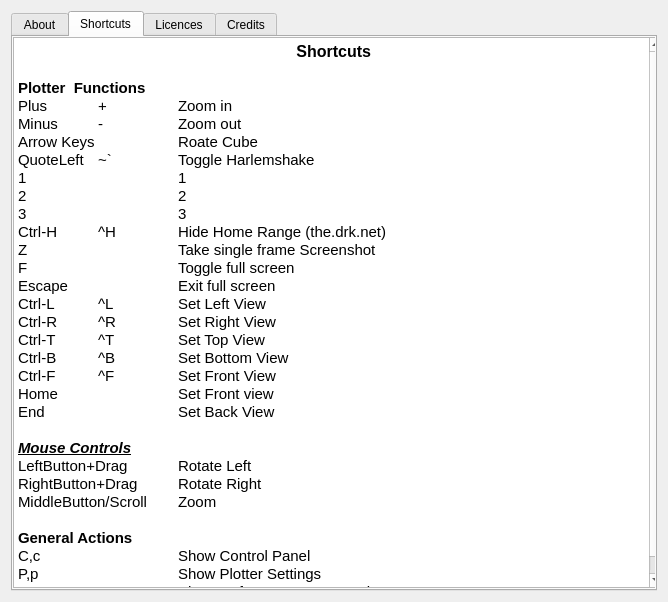
First picture: the form in src/aboutdialog.ui, repository yestinj/inetvis, before the edit.
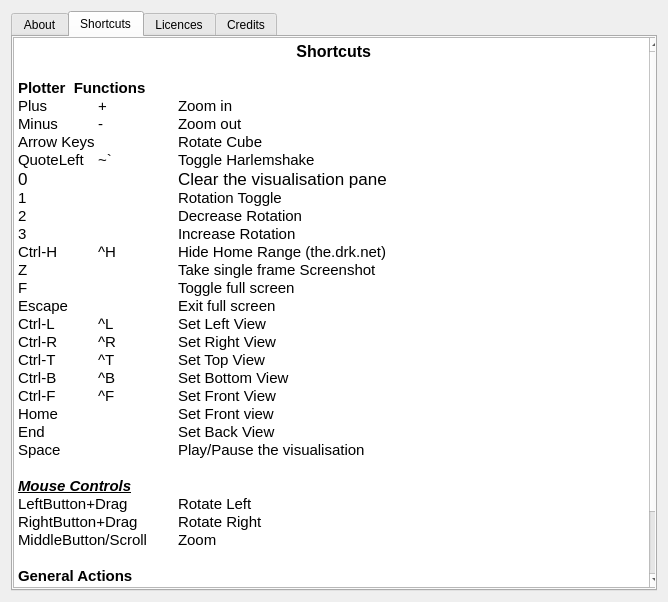
Second picture: the form after the edit. The open tabs and pages were chosen to show the change.

Commit message: Added new 'space' and '0' keyboard shortcuts to pause/play and reset the visualisation.

Patch:
```diff
--- a/src/aboutdialog.ui
+++ b/src/aboutdialog.ui
@@ -78,38 +78,41 @@
         <string>&lt;!DOCTYPE HTML PUBLIC &quot;-//W3C//DTD HTML 4.0//EN&quot; &quot;http://www.w3.org/TR/REC-html40/strict.dtd&quot;&gt;
 &lt;html&gt;&lt;head&gt;&lt;meta name=&quot;qrichtext&quot; content=&quot;1&quot; /&gt;&lt;style type=&quot;text/css&quot;&gt;
 p, li { white-space: pre-wrap; }
-&lt;/style&gt;&lt;/head&gt;&lt;body style=&quot; font-family:'Ubuntu'; font-size:11pt; font-weight:400; font-style:normal;&quot;&gt;
-&lt;p align=&quot;center&quot; style=&quot; margin-top:0px; margin-bottom:0px; margin-left:0px; margin-right:0px; -qt-block-indent:0; text-indent:0px;&quot;&gt;&lt;span style=&quot; font-size:12pt; font-weight:600;&quot;&gt; Shortcuts&lt;/span&gt;&lt;/p&gt;
-&lt;p style=&quot;-qt-paragraph-type:empty; margin-top:0px; margin-bottom:0px; margin-left:0px; margin-right:0px; -qt-block-indent:0; text-indent:0px;&quot;&gt;&lt;br /&gt;&lt;/p&gt;
-&lt;p style=&quot; margin-top:0px; margin-bottom:0px; margin-left:0px; margin-right:0px; -qt-block-indent:0; text-indent:0px;&quot;&gt;&lt;span style=&quot; font-weight:600;&quot;&gt;Plotter  Functions&lt;/span&gt;&lt;/p&gt;
-&lt;p style=&quot; margin-top:0px; margin-bottom:0px; margin-left:0px; margin-right:0px; -qt-block-indent:0; text-indent:0px;&quot;&gt;Plus	+	Zoom in&lt;/p&gt;
-&lt;p style=&quot; margin-top:0px; margin-bottom:0px; margin-left:0px; margin-right:0px; -qt-block-indent:0; text-indent:0px;&quot;&gt;Minus	-	Zoom out&lt;/p&gt;
-&lt;p style=&quot; margin-top:0px; margin-bottom:0px; margin-left:0px; margin-right:0px; -qt-block-indent:0; text-indent:0px;&quot;&gt;Arrow Keys		Roate Cube&lt;/p&gt;
-&lt;p style=&quot; margin-top:0px; margin-bottom:0px; margin-left:0px; margin-right:0px; -qt-block-indent:0; text-indent:0px;&quot;&gt;QuoteLeft	~`	Toggle Harlemshake&lt;/p&gt;
-&lt;p style=&quot; margin-top:0px; margin-bottom:0px; margin-left:0px; margin-right:0px; -qt-block-indent:0; text-indent:0px;&quot;&gt;1		1&lt;/p&gt;
-&lt;p style=&quot; margin-top:0px; margin-bottom:0px; margin-left:0px; margin-right:0px; -qt-block-indent:0; text-indent:0px;&quot;&gt;2		2&lt;/p&gt;
-&lt;p style=&quot; margin-top:0px; margin-bottom:0px; margin-left:0px; margin-right:0px; -qt-block-indent:0; text-indent:0px;&quot;&gt;3		3&lt;/p&gt;
-&lt;p style=&quot; margin-top:0px; margin-bottom:0px; margin-left:0px; margin-right:0px; -qt-block-indent:0; text-indent:0px;&quot;&gt;Ctrl-H	^H	Hide Home Range (the.drk.net)&lt;/p&gt;
-&lt;p style=&quot; margin-top:0px; margin-bottom:0px; margin-left:0px; margin-right:0px; -qt-block-indent:0; text-indent:0px;&quot;&gt;Z		Take single frame Screenshot&lt;/p&gt;
-&lt;p style=&quot; margin-top:0px; margin-bottom:0px; margin-left:0px; margin-right:0px; -qt-block-indent:0; text-indent:0px;&quot;&gt;F	 	Toggle full screen&lt;/p&gt;
-&lt;p style=&quot; margin-top:0px; margin-bottom:0px; margin-left:0px; margin-right:0px; -qt-block-indent:0; text-indent:0px;&quot;&gt;Escape		Exit full screen&lt;/p&gt;
-&lt;p style=&quot; margin-top:0px; margin-bottom:0px; margin-left:0px; margin-right:0px; -qt-block-indent:0; text-indent:0px;&quot;&gt;Ctrl-L	^L	Set Left View&lt;/p&gt;
-&lt;p style=&quot; margin-top:0px; margin-bottom:0px; margin-left:0px; margin-right:0px; -qt-block-indent:0; text-indent:0px;&quot;&gt;Ctrl-R	^R	Set Right View&lt;/p&gt;
-&lt;p style=&quot; margin-top:0px; margin-bottom:0px; margin-left:0px; margin-right:0px; -qt-block-indent:0; text-indent:0px;&quot;&gt;Ctrl-T	^T	Set Top View&lt;/p&gt;
-&lt;p style=&quot; margin-top:0px; margin-bottom:0px; margin-left:0px; margin-right:0px; -qt-block-indent:0; text-indent:0px;&quot;&gt;Ctrl-B	^B	Set Bottom View&lt;/p&gt;
-&lt;p style=&quot; margin-top:0px; margin-bottom:0px; margin-left:0px; margin-right:0px; -qt-block-indent:0; text-indent:0px;&quot;&gt;Ctrl-F	^F	Set Front View&lt;/p&gt;
-&lt;p style=&quot; margin-top:0px; margin-bottom:0px; margin-left:0px; margin-right:0px; -qt-block-indent:0; text-indent:0px;&quot;&gt;Home		Set Front view&lt;/p&gt;
-&lt;p style=&quot; margin-top:0px; margin-bottom:0px; margin-left:0px; margin-right:0px; -qt-block-indent:0; text-indent:0px;&quot;&gt;End		Set Back View&lt;/p&gt;
-&lt;p style=&quot;-qt-paragraph-type:empty; margin-top:0px; margin-bottom:0px; margin-left:0px; margin-right:0px; -qt-block-indent:0; text-indent:0px;&quot;&gt;&lt;br /&gt;&lt;/p&gt;
-&lt;p style=&quot; margin-top:0px; margin-bottom:0px; margin-left:0px; margin-right:0px; -qt-block-indent:0; text-indent:0px;&quot;&gt;&lt;span style=&quot; font-weight:600; font-style:italic; text-decoration: underline;&quot;&gt;Mouse Controls&lt;/span&gt;&lt;/p&gt;
-&lt;p style=&quot; margin-top:0px; margin-bottom:0px; margin-left:0px; margin-right:0px; -qt-block-indent:0; text-indent:0px;&quot;&gt;LeftButton+Drag	Rotate Left&lt;/p&gt;
-&lt;p style=&quot; margin-top:0px; margin-bottom:0px; margin-left:0px; margin-right:0px; -qt-block-indent:0; text-indent:0px;&quot;&gt;RightButton+Drag	Rotate Right&lt;/p&gt;
-&lt;p style=&quot; margin-top:0px; margin-bottom:0px; margin-left:0px; margin-right:0px; -qt-block-indent:0; text-indent:0px;&quot;&gt;MiddleButton/Scroll	Zoom	&lt;/p&gt;
-&lt;p style=&quot;-qt-paragraph-type:empty; margin-top:0px; margin-bottom:0px; margin-left:0px; margin-right:0px; -qt-block-indent:0; text-indent:0px;&quot;&gt;&lt;br /&gt;&lt;/p&gt;
-&lt;p style=&quot; margin-top:0px; margin-bottom:0px; margin-left:0px; margin-right:0px; -qt-block-indent:0; text-indent:0px;&quot;&gt;&lt;span style=&quot; font-weight:600;&quot;&gt;General Actions&lt;/span&gt;&lt;/p&gt;
-&lt;p style=&quot; margin-top:0px; margin-bottom:0px; margin-left:0px; margin-right:0px; -qt-block-indent:0; text-indent:0px;&quot;&gt;C,c		Show Control Panel&lt;/p&gt;
-&lt;p style=&quot; margin-top:0px; margin-bottom:0px; margin-left:0px; margin-right:0px; -qt-block-indent:0; text-indent:0px;&quot;&gt;P,p		Show Plotter Settings &lt;/p&gt;
-&lt;p style=&quot; margin-top:0px; margin-bottom:0px; margin-left:0px; margin-right:0px; -qt-block-indent:0; text-indent:0px;&quot;&gt;R,r		Show Reference Frame Settings&lt;/p&gt;&lt;/body&gt;&lt;/html&gt;</string>
+&lt;/style&gt;&lt;/head&gt;&lt;body style=&quot; font-family:'.SF NS Text'; font-size:13pt; font-weight:400; font-style:normal;&quot;&gt;
+&lt;p align=&quot;center&quot; style=&quot; margin-top:0px; margin-bottom:0px; margin-left:0px; margin-right:0px; -qt-block-indent:0; text-indent:0px;&quot;&gt;&lt;span style=&quot; font-family:'Ubuntu'; font-size:12pt; font-weight:600;&quot;&gt; Shortcuts&lt;/span&gt;&lt;/p&gt;
+&lt;p style=&quot;-qt-paragraph-type:empty; margin-top:0px; margin-bottom:0px; margin-left:0px; margin-right:0px; -qt-block-indent:0; text-indent:0px; font-family:'Ubuntu'; font-size:11pt;&quot;&gt;&lt;br /&gt;&lt;/p&gt;
+&lt;p style=&quot; margin-top:0px; margin-bottom:0px; margin-left:0px; margin-right:0px; -qt-block-indent:0; text-indent:0px;&quot;&gt;&lt;span style=&quot; font-family:'Ubuntu'; font-size:11pt; font-weight:600;&quot;&gt;Plotter  Functions&lt;/span&gt;&lt;/p&gt;
+&lt;p style=&quot; margin-top:0px; margin-bottom:0px; margin-left:0px; margin-right:0px; -qt-block-indent:0; text-indent:0px;&quot;&gt;&lt;span style=&quot; font-family:'Ubuntu'; font-size:11pt;&quot;&gt;Plus	+	Zoom in&lt;/span&gt;&lt;/p&gt;
+&lt;p style=&quot; margin-top:0px; margin-bottom:0px; margin-left:0px; margin-right:0px; -qt-block-indent:0; text-indent:0px;&quot;&gt;&lt;span style=&quot; font-family:'Ubuntu'; font-size:11pt;&quot;&gt;Minus	-	Zoom out&lt;/span&gt;&lt;/p&gt;
+&lt;p style=&quot; margin-top:0px; margin-bottom:0px; margin-left:0px; margin-right:0px; -qt-block-indent:0; text-indent:0px;&quot;&gt;&lt;span style=&quot; font-family:'Ubuntu'; font-size:11pt;&quot;&gt;Arrow Keys		Rotate Cube&lt;/span&gt;&lt;/p&gt;
+&lt;p style=&quot; margin-top:0px; margin-bottom:0px; margin-left:0px; margin-right:0px; -qt-block-indent:0; text-indent:0px;&quot;&gt;&lt;span style=&quot; font-family:'Ubuntu'; font-size:11pt;&quot;&gt;QuoteLeft	~`	Toggle Harlemshake&lt;/span&gt;&lt;/p&gt;
+&lt;p style=&quot; margin-top:0px; margin-bottom:0px; margin-left:0px; margin-right:0px; -qt-block-indent:0; text-indent:0px;&quot;&gt;0		Clear the visualisation pane&lt;/p&gt;
+&lt;p style=&quot; margin-top:0px; margin-bottom:0px; margin-left:0px; margin-right:0px; -qt-block-indent:0; text-indent:0px;&quot;&gt;&lt;span style=&quot; font-family:'Ubuntu'; font-size:11pt;&quot;&gt;1		Rotation Toggle&lt;/span&gt;&lt;/p&gt;
+&lt;p style=&quot; margin-top:0px; margin-bottom:0px; margin-left:0px; margin-right:0px; -qt-block-indent:0; text-indent:0px;&quot;&gt;&lt;span style=&quot; font-family:'Ubuntu'; font-size:11pt;&quot;&gt;2		Decrease Rotation&lt;/span&gt;&lt;/p&gt;
+&lt;p style=&quot; margin-top:0px; margin-bottom:0px; margin-left:0px; margin-right:0px; -qt-block-indent:0; text-indent:0px;&quot;&gt;&lt;span style=&quot; font-family:'Ubuntu'; font-size:11pt;&quot;&gt;3		Increase Rotation&lt;/span&gt;&lt;/p&gt;
+&lt;p style=&quot; margin-top:0px; margin-bottom:0px; margin-left:0px; margin-right:0px; -qt-block-indent:0; text-indent:0px;&quot;&gt;&lt;span style=&quot; font-family:'Ubuntu'; font-size:11pt;&quot;&gt;Ctrl-H	^H	Hide Home Range (the.drk.net)&lt;/span&gt;&lt;/p&gt;
+&lt;p style=&quot; margin-top:0px; margin-bottom:0px; margin-left:0px; margin-right:0px; -qt-block-indent:0; text-indent:0px;&quot;&gt;&lt;span style=&quot; font-family:'Ubuntu'; font-size:11pt;&quot;&gt;Z		Take single frame Screenshot&lt;/span&gt;&lt;/p&gt;
+&lt;p style=&quot; margin-top:0px; margin-bottom:0px; margin-left:0px; margin-right:0px; -qt-block-indent:0; text-indent:0px;&quot;&gt;&lt;span style=&quot; font-family:'Ubuntu'; font-size:11pt;&quot;&gt;F	 	Toggle full screen&lt;/span&gt;&lt;/p&gt;
+&lt;p style=&quot; margin-top:0px; margin-bottom:0px; margin-left:0px; margin-right:0px; -qt-block-indent:0; text-indent:0px;&quot;&gt;&lt;span style=&quot; font-family:'Ubuntu'; font-size:11pt;&quot;&gt;Escape		Exit full screen&lt;/span&gt;&lt;/p&gt;
+&lt;p style=&quot; margin-top:0px; margin-bottom:0px; margin-left:0px; margin-right:0px; -qt-block-indent:0; text-indent:0px;&quot;&gt;&lt;span style=&quot; font-family:'Ubuntu'; font-size:11pt;&quot;&gt;Ctrl-L	^L	Set Left View&lt;/span&gt;&lt;/p&gt;
+&lt;p style=&quot; margin-top:0px; margin-bottom:0px; margin-left:0px; margin-right:0px; -qt-block-indent:0; text-indent:0px;&quot;&gt;&lt;span style=&quot; font-family:'Ubuntu'; font-size:11pt;&quot;&gt;Ctrl-R	^R	Set Right View&lt;/span&gt;&lt;/p&gt;
+&lt;p style=&quot; margin-top:0px; margin-bottom:0px; margin-left:0px; margin-right:0px; -qt-block-indent:0; text-indent:0px;&quot;&gt;&lt;span style=&quot; font-family:'Ubuntu'; font-size:11pt;&quot;&gt;Ctrl-T	^T	Set Top View&lt;/span&gt;&lt;/p&gt;
+&lt;p style=&quot; margin-top:0px; margin-bottom:0px; margin-left:0px; margin-right:0px; -qt-block-indent:0; text-indent:0px;&quot;&gt;&lt;span style=&quot; font-family:'Ubuntu'; font-size:11pt;&quot;&gt;Ctrl-B	^B	Set Bottom View&lt;/span&gt;&lt;/p&gt;
+&lt;p style=&quot; margin-top:0px; margin-bottom:0px; margin-left:0px; margin-right:0px; -qt-block-indent:0; text-indent:0px;&quot;&gt;&lt;span style=&quot; font-family:'Ubuntu'; font-size:11pt;&quot;&gt;Ctrl-F	^F	Set Front View&lt;/span&gt;&lt;/p&gt;
+&lt;p style=&quot; margin-top:0px; margin-bottom:0px; margin-left:0px; margin-right:0px; -qt-block-indent:0; text-indent:0px;&quot;&gt;&lt;span style=&quot; font-family:'Ubuntu'; font-size:11pt;&quot;&gt;Home		Set Front view&lt;/span&gt;&lt;/p&gt;
+&lt;p style=&quot; margin-top:0px; margin-bottom:0px; margin-left:0px; margin-right:0px; -qt-block-indent:0; text-indent:0px;&quot;&gt;&lt;span style=&quot; font-family:'Ubuntu'; font-size:11pt;&quot;&gt;End		Set Back View&lt;/span&gt;&lt;/p&gt;
+&lt;p style=&quot; margin-top:0px; margin-bottom:0px; margin-left:0px; margin-right:0px; -qt-block-indent:0; text-indent:0px;&quot;&gt;&lt;span style=&quot; font-family:'Ubuntu'; font-size:11pt;&quot;&gt;Space		Play/Pause the visualisation&lt;/span&gt;&lt;/p&gt;
+&lt;p style=&quot;-qt-paragraph-type:empty; margin-top:0px; margin-bottom:0px; margin-left:0px; margin-right:0px; -qt-block-indent:0; text-indent:0px; font-family:'Ubuntu'; font-size:11pt;&quot;&gt;&lt;br /&gt;&lt;/p&gt;
+&lt;p style=&quot; margin-top:0px; margin-bottom:0px; margin-left:0px; margin-right:0px; -qt-block-indent:0; text-indent:0px;&quot;&gt;&lt;span style=&quot; font-family:'Ubuntu'; font-size:11pt; font-weight:600; font-style:italic; text-decoration: underline;&quot;&gt;Mouse Controls&lt;/span&gt;&lt;/p&gt;
+&lt;p style=&quot; margin-top:0px; margin-bottom:0px; margin-left:0px; margin-right:0px; -qt-block-indent:0; text-indent:0px;&quot;&gt;&lt;span style=&quot; font-family:'Ubuntu'; font-size:11pt;&quot;&gt;LeftButton+Drag	Rotate Left&lt;/span&gt;&lt;/p&gt;
+&lt;p style=&quot; margin-top:0px; margin-bottom:0px; margin-left:0px; margin-right:0px; -qt-block-indent:0; text-indent:0px;&quot;&gt;&lt;span style=&quot; font-family:'Ubuntu'; font-size:11pt;&quot;&gt;RightButton+Drag	Rotate Right&lt;/span&gt;&lt;/p&gt;
+&lt;p style=&quot; margin-top:0px; margin-bottom:0px; margin-left:0px; margin-right:0px; -qt-block-indent:0; text-indent:0px;&quot;&gt;&lt;span style=&quot; font-family:'Ubuntu'; font-size:11pt;&quot;&gt;MiddleButton/Scroll	Zoom	&lt;/span&gt;&lt;/p&gt;
+&lt;p style=&quot;-qt-paragraph-type:empty; margin-top:0px; margin-bottom:0px; margin-left:0px; margin-right:0px; -qt-block-indent:0; text-indent:0px; font-family:'Ubuntu'; font-size:11pt;&quot;&gt;&lt;br /&gt;&lt;/p&gt;
+&lt;p style=&quot; margin-top:0px; margin-bottom:0px; margin-left:0px; margin-right:0px; -qt-block-indent:0; text-indent:0px;&quot;&gt;&lt;span style=&quot; font-family:'Ubuntu'; font-size:11pt; font-weight:600;&quot;&gt;General Actions&lt;/span&gt;&lt;/p&gt;
+&lt;p style=&quot; margin-top:0px; margin-bottom:0px; margin-left:0px; margin-right:0px; -qt-block-indent:0; text-indent:0px;&quot;&gt;&lt;span style=&quot; font-family:'Ubuntu'; font-size:11pt;&quot;&gt;c-C		Show Control Panel&lt;/span&gt;&lt;/p&gt;
+&lt;p style=&quot; margin-top:0px; margin-bottom:0px; margin-left:0px; margin-right:0px; -qt-block-indent:0; text-indent:0px;&quot;&gt;&lt;span style=&quot; font-family:'Ubuntu'; font-size:11pt;&quot;&gt;p-P		Show Plotter Settings &lt;/span&gt;&lt;/p&gt;
+&lt;p style=&quot; margin-top:0px; margin-bottom:0px; margin-left:0px; margin-right:0px; -qt-block-indent:0; text-indent:0px;&quot;&gt;&lt;span style=&quot; font-family:'Ubuntu'; font-size:11pt;&quot;&gt;r-R		Show Reference Frame Settings&lt;/span&gt;&lt;/p&gt;
+&lt;p style=&quot; margin-top:0px; margin-bottom:0px; margin-left:0px; margin-right:0px; -qt-block-indent:0; text-indent:0px;&quot;&gt;&lt;span style=&quot; font-family:'Ubuntu'; font-size:11pt;&quot;&gt;g-G		Show General Settings&lt;/span&gt;&lt;/p&gt;&lt;/body&gt;&lt;/html&gt;</string>
        </property>
       </widget>
      </widget>
```
Left out of the diff: 40 changed lines with no effect on the pictures. The commit also changes 5 other files.
